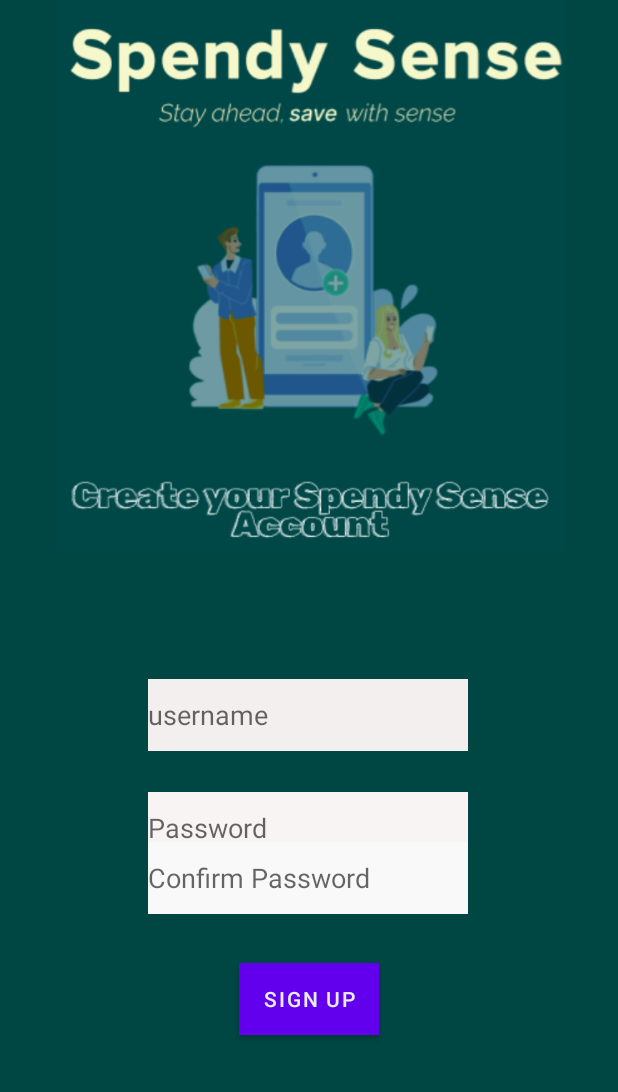
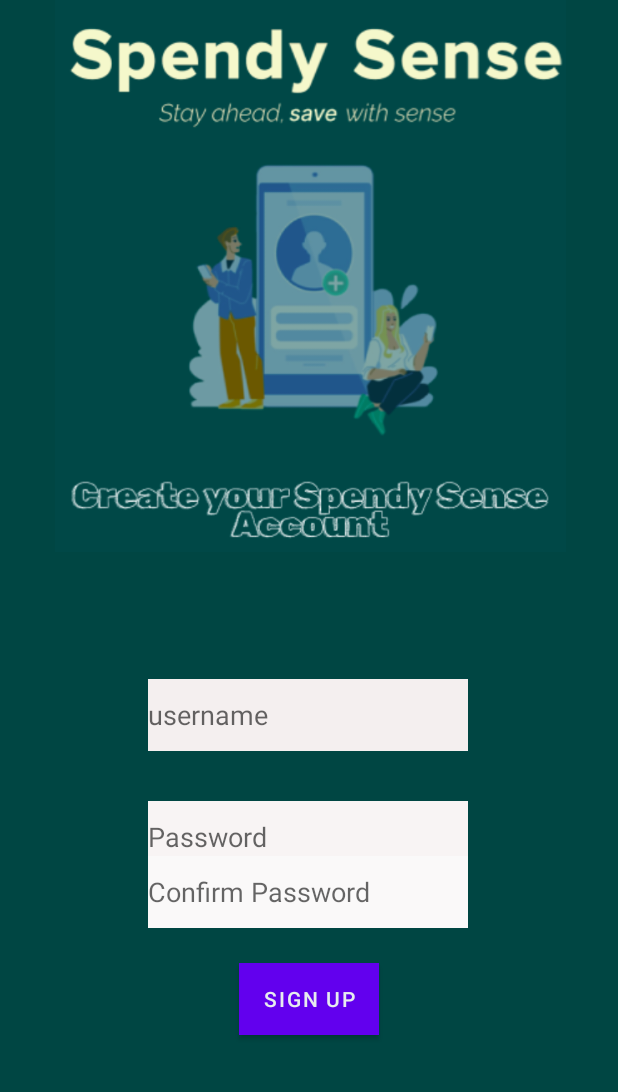
Before and after one commit to ST10385543/SpendySenseApp, an Android app: the Registration screen opened directly, with no data from a screen before it, on a phone screen of 412 x 824 dp, the part 144-1236 px from its top. Run offline under Robolectric (Android 15) with nearby library versions, the phone set to English and light mode, and no system bars; our stand-ins replace Room's generated code.

Commit message:
code for logot

```diff
--- a/app/src/main/res/layout/activity_registration.xml
+++ b/app/src/main/res/layout/activity_registration.xml
@@ -52,7 +52,7 @@
         app:layout_constraintTop_toBottomOf="@id/edtUsername"
         app:layout_constraintStart_toStartOf="parent"
         app:layout_constraintTop_toTopOf="@+id/imageView"
-        app:layout_constraintVertical_bias="1.0" />
+        app:layout_constraintVertical_bias="1.01" />
 
     <EditText
         android:id="@+id/confirmPasswordEt"
@@ -69,7 +69,7 @@
         app:layout_constraintStart_toStartOf="parent"
         app:layout_constraintTop_toBottomOf="@id/passwordEt"
         app:layout_constraintTop_toTopOf="@+id/imageView"
-        app:layout_constraintVertical_bias="0.847" />
+        app:layout_constraintVertical_bias="0.859" />
 
     <Button
         android:id="@+id/signUpbtn"
```
Also changed, not shown: app/src/main/java/com/example/spendysenseapp/ui/UserProfile/UserProfileFragment.kt (+14 -15 lines).
